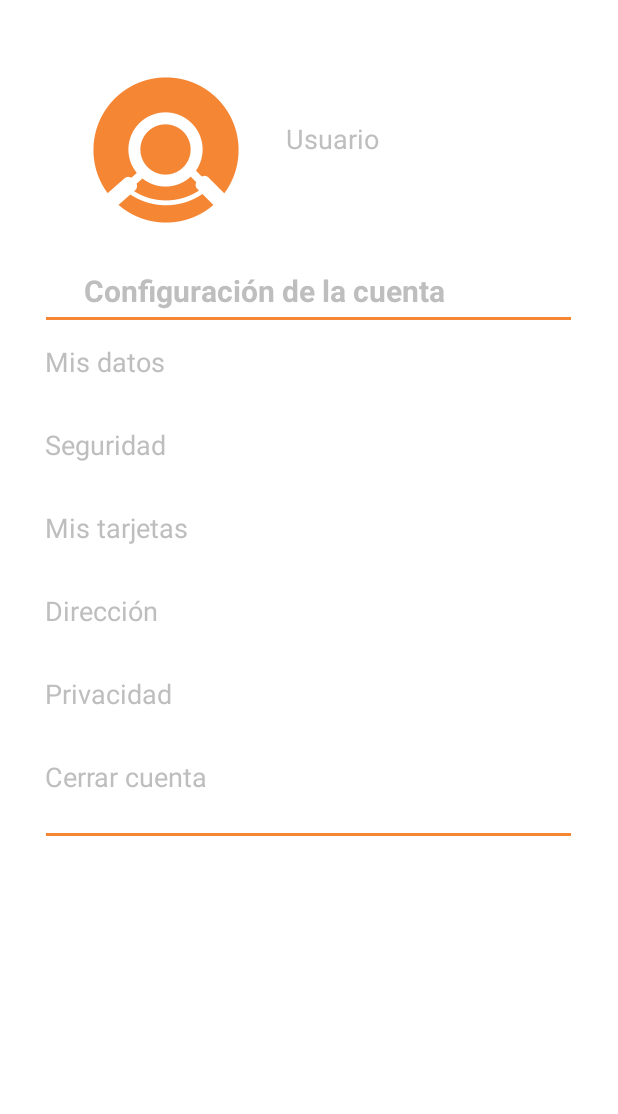
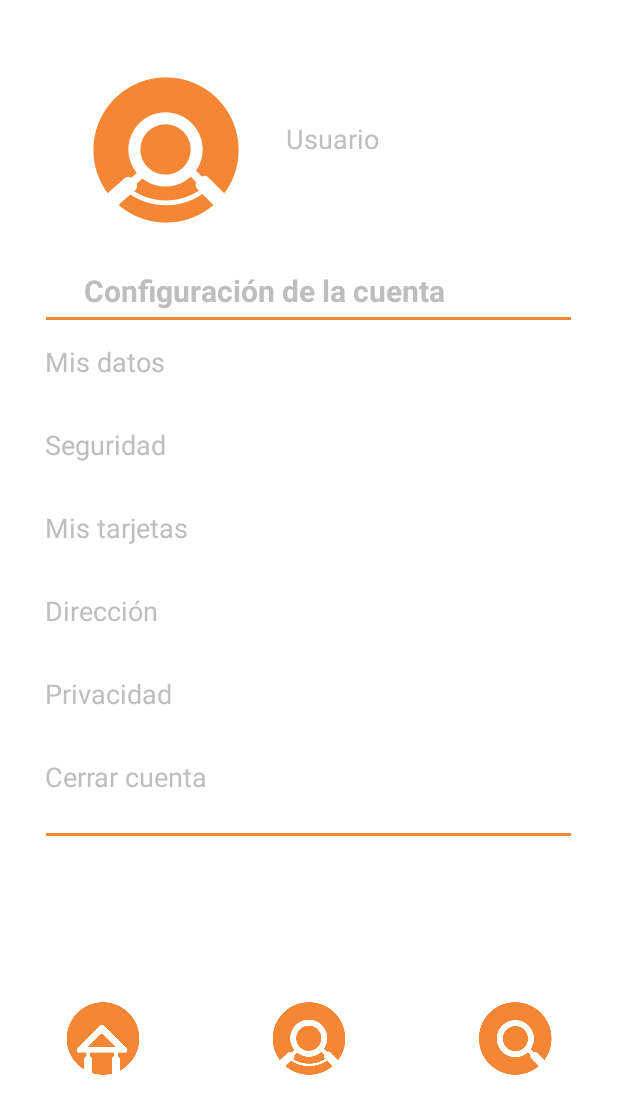
Before and after one commit to NallelyRAM/Pestamos_Faciles, an Android app: the layout cuenta.xml on its own in the app's theme, with its tools: preview values and no code run, on a phone screen of 412 x 824 dp. Shown: the top 1114 px of the screen. Run offline under Robolectric (Android 15) with nearby library versions, the light colour scheme and no system bars.

Commit message:
Se agrego el menu de la parte inferior

```diff
--- a/app/src/main/res/layout/cuenta.xml
+++ b/app/src/main/res/layout/cuenta.xml
@@ -107,4 +107,34 @@
         android:layout_height="2dp"
         android:layout_gravity="center"
         android:background="@color/purple_500"/>
+
+    <LinearLayout
+        android:layout_width="match_parent"
+        android:layout_marginTop="110dp"
+        android:layout_height="50dp"
+        android:orientation="horizontal">
+
+
+        <ImageView
+            android:id="@+id/imageView3"
+            android:layout_width="70dp"
+            android:layout_height="50dp"
+            android:layout_weight="1"
+            app:srcCompat="@drawable/home" />
+
+        <ImageView
+            android:id="@+id/imageView6"
+            android:layout_width="70dp"
+            android:layout_height="50dp"
+            android:layout_weight="1"
+            app:srcCompat="@drawable/user" />
+
+        <ImageView
+            android:id="@+id/imageView7"
+            android:layout_width="70dp"
+            android:layout_height="50dp"
+            android:layout_weight="1"
+            app:srcCompat="@drawable/busqueda" />
+    </LinearLayout>
+
 </LinearLayout>
```
Also changed, not shown: app/src/main/res/layout/datos.xml (+30 -0 lines), app/src/main/res/layout/mis_tarjetas.xml (+30 -1 lines), app/src/main/res/layout/principal.xml (+30 -0 lines), app/src/main/res/layout/privacidad.xml (+29 -0 lines), app/src/main/res/layout/seguridad.xml (+31 -1 lines).
